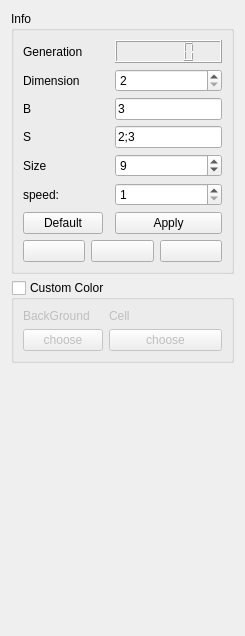
This is panel/panel.ui in BigCubeCat/GameOfLife as Qt 5 draws it before an edit. The edited form follows.
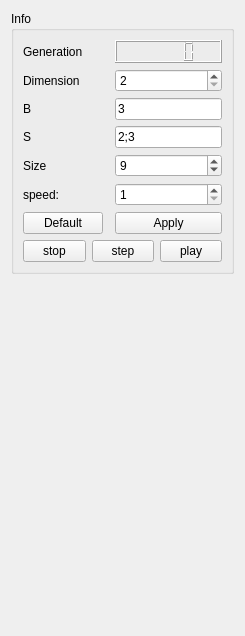
This is the edited form.

What changed in the file:
```diff
--- a/panel/panel.ui
+++ b/panel/panel.ui
@@ -148,21 +148,21 @@
           <item>
            <widget class="QPushButton" name="stop">
             <property name="text">
-             <string/>
+             <string>stop</string>
             </property>
            </widget>
           </item>
           <item>
            <widget class="QPushButton" name="step">
             <property name="text">
-             <string/>
+             <string>step</string>
             </property>
            </widget>
           </item>
           <item>
            <widget class="QPushButton" name="run">
             <property name="text">
-             <string/>
+             <string>play</string>
             </property>
            </widget>
           </item>
@@ -174,51 +174,7 @@
     </widget>
    </item>
    <item>
-    <layout class="QVBoxLayout" name="settingsLayout">
-     <item>
-      <widget class="QGroupBox" name="formGroupBox">
-       <property name="title">
-        <string>Custom Color</string>
-       </property>
-       <property name="checkable">
-        <bool>true</bool>
-       </property>
-       <property name="checked">
-        <bool>false</bool>
-       </property>
-       <layout class="QFormLayout" name="formLayout">
-        <item row="0" column="0">
-         <widget class="QLabel" name="label_11">
-          <property name="text">
-           <string>BackGround</string>
-          </property>
-         </widget>
-        </item>
-        <item row="1" column="0">
-         <widget class="QPushButton" name="pushButton">
-          <property name="text">
-           <string>choose</string>
-          </property>
-         </widget>
-        </item>
-        <item row="0" column="1">
-         <widget class="QLabel" name="label_12">
-          <property name="text">
-           <string>Cell</string>
-          </property>
-         </widget>
-        </item>
-        <item row="1" column="1">
-         <widget class="QPushButton" name="pushButton_2">
-          <property name="text">
-           <string>choose</string>
-          </property>
-         </widget>
-        </item>
-       </layout>
-      </widget>
-     </item>
-    </layout>
+    <layout class="QVBoxLayout" name="settingsLayout"/>
    </item>
    <item>
     <spacer name="verticalSpacer">
```
